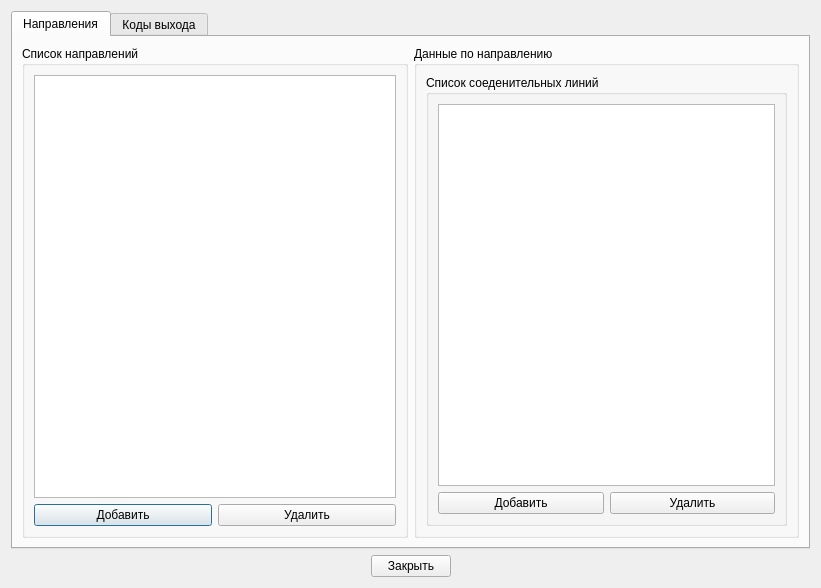
Before: the Qt Designer form qprogrampropertydialog.ui in Genrikh302/MTA, drawn with Qt 5.
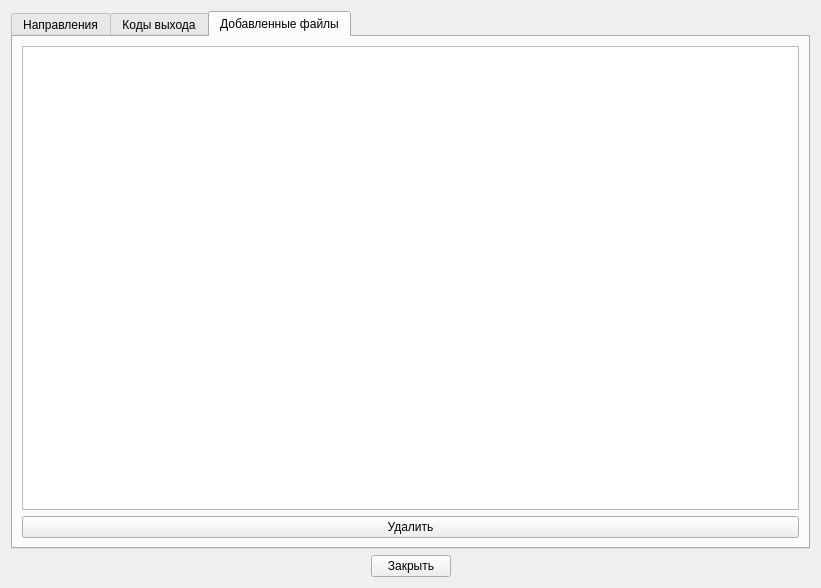
After: the same form once the commit is applied. The open tabs and pages were chosen to show the change.

Commit message: Добавлен менеджер файлов

The edit to the form file:
```diff
--- a/qprogrampropertydialog.ui
+++ b/qprogrampropertydialog.ui
@@ -218,6 +218,43 @@
        </item>
       </layout>
      </widget>
+     <widget class="QWidget" name="tabAddFiles">
+      <attribute name="title">
+       <string>Добавленные файлы</string>
+      </attribute>
+      <layout class="QVBoxLayout" name="verticalLayout_3">
+       <item>
+        <widget class="QTableView" name="listAddedFiles">
+         <property name="editTriggers">
+          <set>QAbstractItemView::NoEditTriggers</set>
+         </property>
+         <property name="selectionMode">
+          <enum>QAbstractItemView::ExtendedSelection</enum>
+         </property>
+         <property name="selectionBehavior">
+          <enum>QAbstractItemView::SelectRows</enum>
+         </property>
+         <attribute name="horizontalHeaderStretchLastSection">
+          <bool>true</bool>
+         </attribute>
+         <attribute name="verticalHeaderVisible">
+          <bool>false</bool>
+         </attribute>
+        </widget>
+       </item>
+       <item>
+        <layout class="QHBoxLayout" name="horizontalLayout_5">
+         <item>
+          <widget class="QPushButton" name="pushButton">
+           <property name="text">
+            <string>Удалить</string>
+           </property>
+          </widget>
+         </item>
+        </layout>
+       </item>
+      </layout>
+     </widget>
     </widget>
    </item>
    <item>
```
The commit also changes 2 other files.
